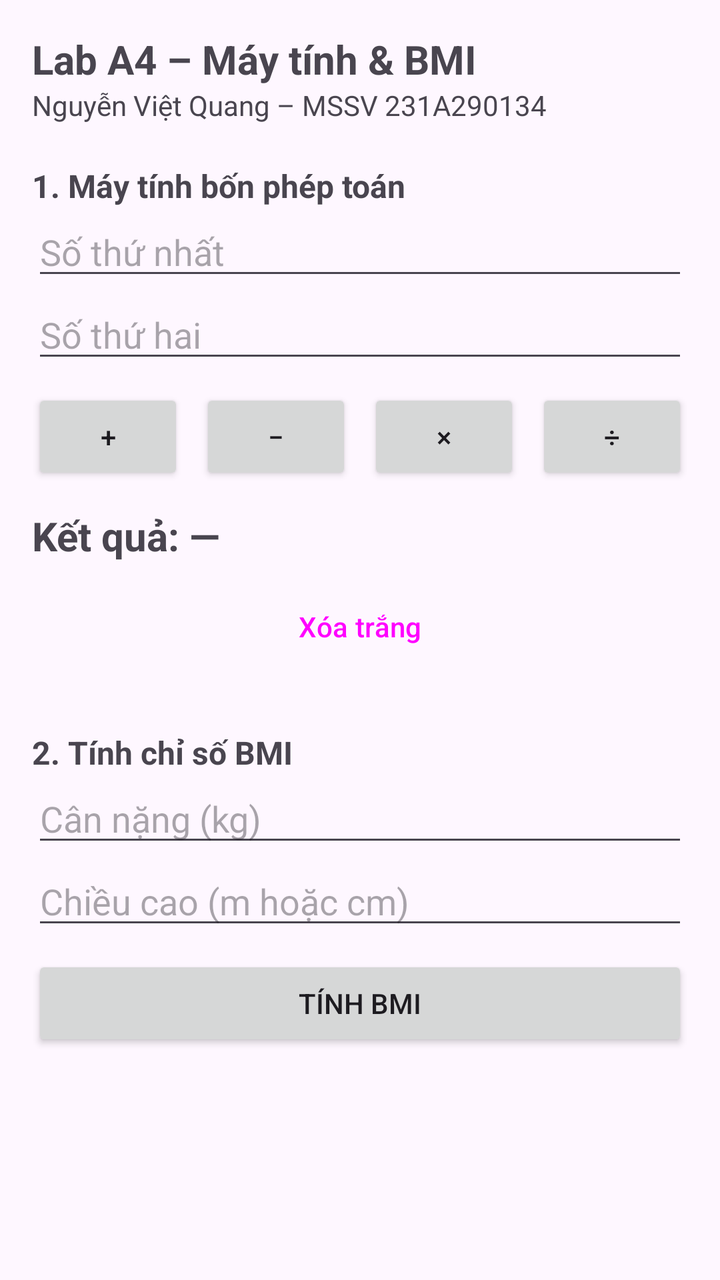
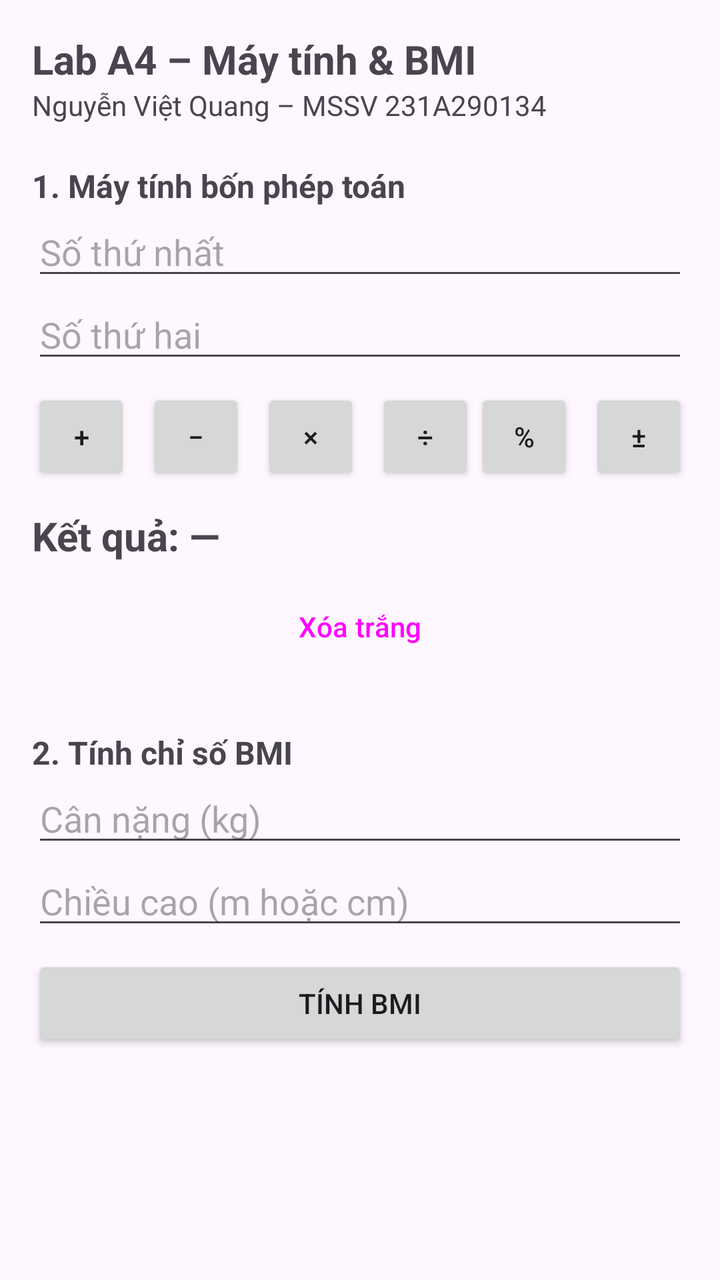

Compare the two renders of this Android layout. The source of the first and the diff that turns it into the second are given below.
<!-- AndroidManifest.xml: application theme Theme.A4_231A290134 -->
<!-- res/layout/activity_main.xml -->
<?xml version="1.0" encoding="utf-8"?>
<ScrollView xmlns:android="http://schemas.android.com/apk/res/android"
    android:id="@+id/main"
    android:layout_width="match_parent"
    android:layout_height="match_parent">

    <LinearLayout
        android:layout_width="match_parent"
        android:layout_height="wrap_content"
        android:orientation="vertical"
        android:padding="16dp">

        <TextView
            android:layout_width="wrap_content"
            android:layout_height="wrap_content"
            android:text="@string/title"
            android:textSize="20sp"
            android:textStyle="bold" />

        <TextView
            android:layout_width="wrap_content"
            android:layout_height="wrap_content"
            android:text="@string/student"
            android:textSize="14sp" />

        
        <TextView
            android:layout_width="wrap_content"
            android:layout_height="wrap_content"
            android:layout_marginTop="20dp"
            android:text="@string/section_calc"
            android:textSize="16sp"
            android:textStyle="bold" />

        <EditText
            android:id="@+id/edtSoA"
            android:layout_width="match_parent"
            android:layout_height="wrap_content"
            android:hint="@string/hint_a"
            android:importantForAutofill="no"
            android:inputType="numberDecimal|numberSigned" />

        <EditText
            android:id="@+id/edtSoB"
            android:layout_width="match_parent"
            android:layout_height="wrap_content"
            android:hint="@string/hint_b"
            android:importantForAutofill="no"
            android:inputType="numberDecimal|numberSigned" />

        <LinearLayout
            android:layout_width="match_parent"
            android:layout_height="wrap_content"
            android:layout_marginTop="8dp"
            android:orientation="horizontal">

            <Button
                android:id="@+id/btnCong"
                android:layout_width="0dp"
                android:layout_height="wrap_content"
                android:layout_weight="1"
                android:text="@string/op_add" />

            <Button
                android:id="@+id/btnTru"
                android:layout_width="0dp"
                android:layout_height="wrap_content"
                android:layout_marginStart="8dp"
                android:layout_weight="1"
                android:text="@string/op_sub" />

            <Button
                android:id="@+id/btnNhan"
                android:layout_width="0dp"
                android:layout_height="wrap_content"
                android:layout_marginStart="8dp"
                android:layout_weight="1"
                android:text="@string/op_mul" />

            <Button
                android:id="@+id/btnChia"
                android:layout_width="0dp"
                android:layout_height="wrap_content"
                android:layout_marginStart="8dp"
                android:layout_weight="1"
                android:text="@string/op_div" />
        </LinearLayout>

        <TextView
            android:id="@+id/tvKetQua"
            android:layout_width="match_parent"
            android:layout_height="wrap_content"
            android:layout_marginTop="12dp"
            android:text="@string/result_placeholder"
            android:textSize="20sp"
            android:textStyle="bold" />

        <Button
            android:id="@+id/btnXoa"
            style="?attr/materialButtonOutlinedStyle"
            android:layout_width="match_parent"
            android:layout_height="wrap_content"
            android:layout_marginTop="8dp"
            android:text="@string/clear" />

        
        <TextView
            android:layout_width="wrap_content"
            android:layout_height="wrap_content"
            android:layout_marginTop="28dp"
            android:text="@string/section_bmi"
            android:textSize="16sp"
            android:textStyle="bold" />

        <EditText
            android:id="@+id/edtCanNang"
            android:layout_width="match_parent"
            android:layout_height="wrap_content"
            android:hint="@string/hint_weight"
            android:importantForAutofill="no"
            android:inputType="numberDecimal" />

        <EditText
            android:id="@+id/edtChieuCao"
            android:layout_width="match_parent"
            android:layout_height="wrap_content"
            android:hint="@string/hint_height"
            android:importantForAutofill="no"
            android:inputType="numberDecimal" />

        <Button
            android:id="@+id/btnTinhBmi"
            android:layout_width="match_parent"
            android:layout_height="wrap_content"
            android:layout_marginTop="8dp"
            android:text="@string/calc_bmi" />

        <TextView
            android:id="@+id/tvBmi"
            android:layout_width="match_parent"
            android:layout_height="wrap_content"
            android:layout_marginTop="12dp"
            android:textSize="20sp"
            android:textStyle="bold" />

        <TextView
            android:id="@+id/tvPhanLoai"
            android:layout_width="match_parent"
            android:layout_height="wrap_content"
            android:textSize="16sp" />
    </LinearLayout>
</ScrollView>
<!-- resources referenced by this layout -->
<resources>
  <string name="calc_bmi">Tính BMI</string>
  <string name="clear">Xóa trắng</string>
  <string name="hint_a">Số thứ nhất</string>
  <string name="hint_b">Số thứ hai</string>
  <string name="hint_height">Chiều cao (m hoặc cm)</string>
  <string name="hint_weight">Cân nặng (kg)</string>
  <string name="op_add">+</string>
  <string name="op_div">÷</string>
  <string name="op_mul">×</string>
  <string name="op_sub">−</string>
  <string name="result_placeholder">Kết quả: —</string>
  <string name="section_bmi">2. Tính chỉ số BMI</string>
  <string name="section_calc">1. Máy tính bốn phép toán</string>
  <string name="student">Nguyễn Việt Quang – MSSV 231A290134</string>
  <string name="title">Lab A4 – Máy tính &amp; BMI</string>
  <style name="Theme.A4_231A290134" parent="Base.Theme.A4_231A290134" />
  <style name="Base.Theme.A4_231A290134" parent="Theme.Material3.DayNight.NoActionBar">
          
          
      </style>
</resources>

<!-- the commit's change to res/layout/activity_main.xml (unified diff, before → after) -->
@@ -84,6 +84,20 @@
                 android:layout_marginStart="8dp"
                 android:layout_weight="1"
                 android:text="@string/op_div" />
+            <Button
+                android:id="@+id/btnPhanTram"
+                android:layout_width="0dp"
+                android:layout_height="wrap_content"
+                android:layout_weight="1"
+                android:text="%" />
+
+            <Button
+                android:id="@+id/btnDoiDau"
+                android:layout_width="0dp"
+                android:layout_height="wrap_content"
+                android:layout_marginStart="8dp"
+                android:layout_weight="1"
+                android:text="±" />
         </LinearLayout>
 
         <TextView
